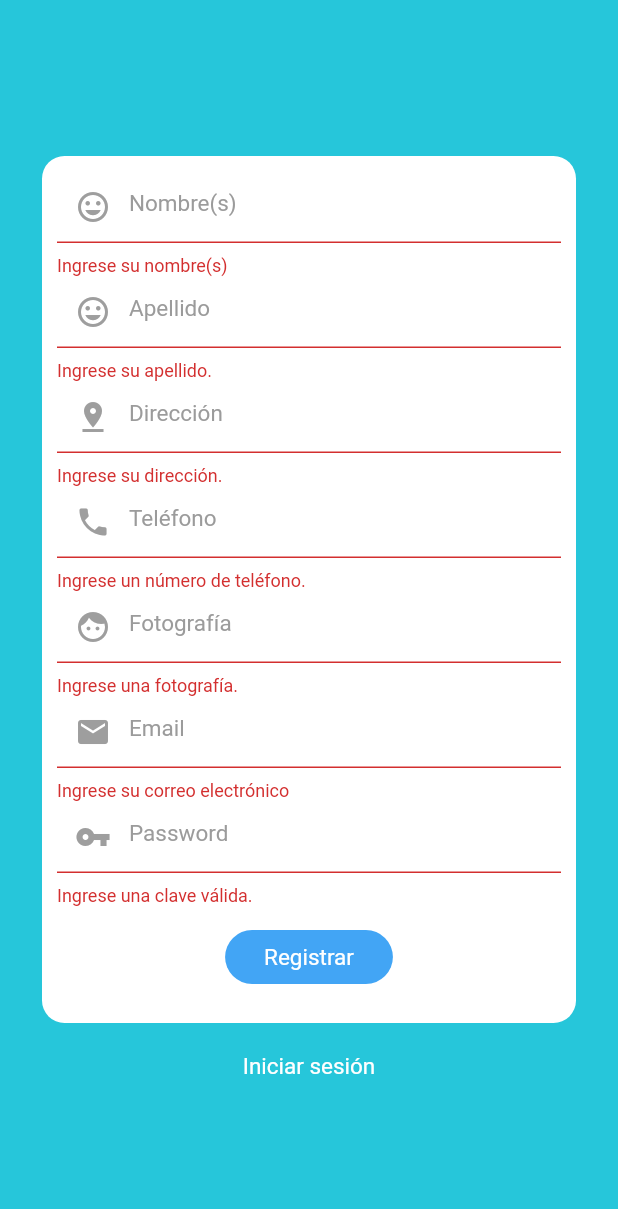
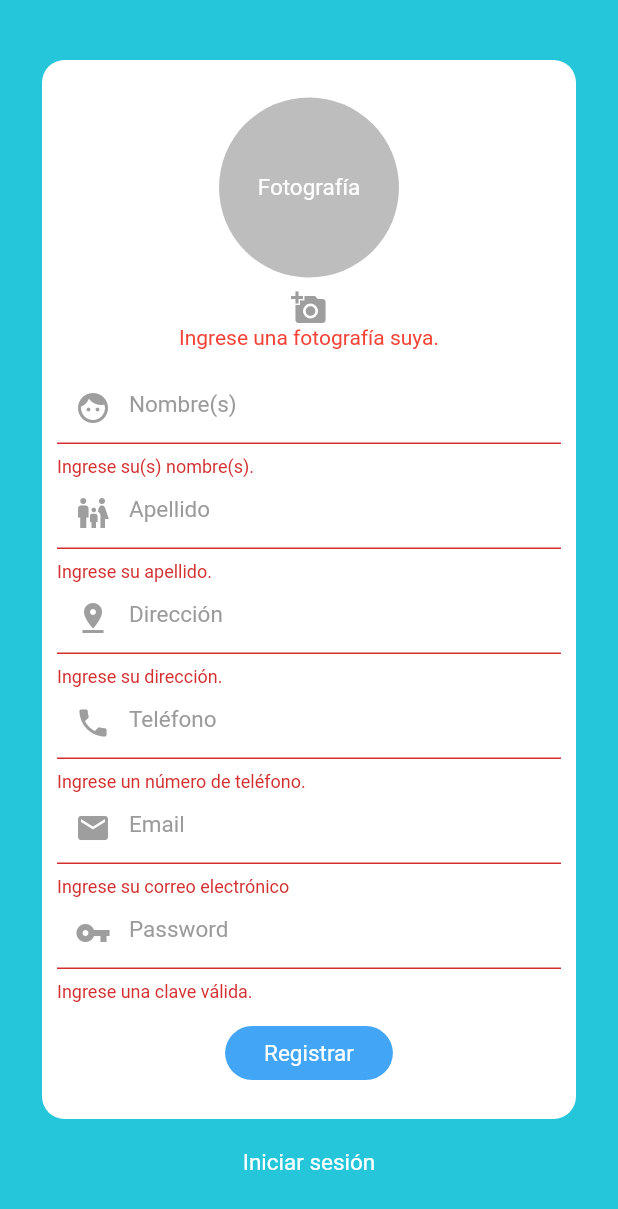
Before and after one commit to mricab/topicos_login, a Flutter app: the Register widget shown alone on an empty page, opened directly, after a tap on "Registrar", on a phone screen of 412 x 824 dp. Shown: the top 1209 px of the screen. Run offline on Flutter 3.47's test engine with Material 2 defaults, Android fonts, the phone set to English and light mode, and no system bars; our stand-ins replace image_picker, shared_preferences; accounts and stored records are empty; network calls fail.

Commit message:
Modified the client's register page to allow the user to pick a picture and show the user's selected picture.

```diff
--- a/flutter_client/lib/screens/home.dart
+++ b/flutter_client/lib/screens/home.dart
@@ -15,7 +15,6 @@ class _HomeState extends State<Home> {
   String address;
   String phone;
   String photo;
-  final String _url = 'http://localhost:8000/';
   @override
   void initState() {
     _loadUserData();
--- a/flutter_client/lib/screens/register.dart
+++ b/flutter_client/lib/screens/register.dart
@@ -4,6 +4,7 @@ import 'package:flutter_client/network_utils/api.dart';
 import 'package:flutter_client/screens/home.dart';
 import 'package:shared_preferences/shared_preferences.dart';
 import 'package:flutter_client/screens/login.dart';
+import 'package:flutter_client/widgets/avatarField.dart';
 
 class Register extends StatefulWidget {
   @override
@@ -46,13 +47,27 @@ class _RegisterState extends State<Register> {
                           child: Column(
                             mainAxisAlignment: MainAxisAlignment.center,
                             children: <Widget>[
+                              Padding(
+                                padding: const EdgeInsets.all(15.0),
+                                child: AvatarFormField(
+                                  context: context,
+                                  autovalidate: false,
+                                  validator: (photoPath) {
+                                    if (photoPath == null) {
+                                      return 'Ingrese una fotografía suya.';
+                                    }
+                                    photo = photoPath;
+                                    return null;
+                                  },
+                                ),
+                              ),
                               TextFormField(
                                 style: TextStyle(color: Color(0xFF000000)),
                                 cursorColor: Color(0xFF9b9b9b),
                                 keyboardType: TextInputType.text,
                                 decoration: InputDecoration(
                                   prefixIcon: Icon(
-                                    Icons.insert_emoticon,
+                                    Icons.face,
                                     color: Colors.grey,
                                   ),
                                   hintText: "Nombre(s)",
@@ -63,7 +78,7 @@ class _RegisterState extends State<Register> {
                                 ),
                                 validator: (firstname) {
                                   if (firstname.isEmpty) {
-                                    return 'Ingrese su nombre(s)';
+                                    return 'Ingrese su(s) nombre(s).';
                                   }
                                   fname = firstname;
                                   return null;
@@ -75,7 +90,7 @@ class _RegisterState extends State<Register> {
                                 keyboardType: TextInputType.text,
                                 decoration: InputDecoration(
                                   prefixIcon: Icon(
-                                    Icons.insert_emoticon,
+                                    Icons.family_restroom,
                                     color: Colors.grey,
                                   ),
                                   hintText: "Apellido",
@@ -135,29 +150,6 @@ class _RegisterState extends State<Register> {
                                     return 'Ingrese un número de teléfono.';
                                   }
                                   phone = phonenumber;
-                                  return null;
-                                },
-                              ),
-                              TextFormField(
-                                style: TextStyle(color: Color(0xFF000000)),
-                                cursorColor: Color(0xFF9b9b9b),
-                                keyboardType: TextInputType.text,
-                                decoration: InputDecoration(
-                                  prefixIcon: Icon(
-                                    Icons.face,
-                                    color: Colors.grey,
-                                  ),
-                                  hintText: "Fotografía",
-                                  hintStyle: TextStyle(
-                                      color: Color(0xFF9b9b9b),
-                                      fontSize: 15,
-                                      fontWeight: FontWeight.normal),
-                                ),
-                                validator: (photoimg) {
-                                  if (photoimg.isEmpty) {
-                                    return 'Ingrese una fotografía.';
-                                  }
-                                  photo = photoimg;
                                   return null;
                                 },
                               ),
--- /dev/null
+++ b/flutter_client/lib/widgets/avatarField.dart
@@ -0,0 +1,90 @@
+import 'package:flutter/material.dart';
+import 'dart:io';
+import 'package:flutter_client/camera_utils/photo.dart';
+
+class AvatarFormField extends FormField<String> {
+  AvatarFormField(
+      {FormFieldSetter<String> onSaved,
+      FormFieldValidator<String> validator,
+      String initialValue,
+      BuildContext context,
+      bool autovalidate = false})
+      : super(
+            onSaved: onSaved,
+            validator: validator,
+            initialValue: initialValue,
+            builder: (FormFieldState<String> state) {
+              var photoMgr = Photo();
+              return Column(
+                children: <Widget>[
+                  InkWell(
+                    onTap: () async {
+                      showModalBottomSheet(
+                        context: context,
+                        builder: ((builder) => Container(
+                              padding: EdgeInsets.all(10),
+                              child: Row(
+                                mainAxisAlignment: MainAxisAlignment.center,
+                                children: <Widget>[
+                                  FlatButton.icon(
+                                      onPressed: () async {
+                                        await photoMgr.getImageFromCamera();
+                                        state.didChange(photoMgr.img.path);
+                                      },
+                                      icon: Icon(Icons.camera),
+                                      label: Text('Camara')),
+                                  FlatButton.icon(
+                                      onPressed: () async {
+                                        await photoMgr.getImageFromGallery();
+                                        state.didChange(photoMgr.img.path);
+                                      },
+                                      icon: Icon(Icons.photo),
+                                      label: Text('Galeria'))
+                                ],
+                              ),
+                            )),
+                      );
+                    },
+                    child: Column(
+                      children: [
+                        (state.value == null)
+                            ? CircleAvatar(
+                                backgroundColor: Colors.grey[400],
+                                child: (state.value == null)
+                                    ? Text(
+                                        'Fotografía',
+                                        style: TextStyle(
+                                            color: Colors.white, fontSize: 15),
+                                      )
+                                    : null,
+                                minRadius: 60,
+                              )
+                            : ClipRRect(
+                                borderRadius: BorderRadius.circular(100),
+                                child: Image.file(
+                                  File(state.value),
+                                  width: 120,
+                                  height: 120,
+                                  fit: BoxFit.cover,
+                                ),
+                              ),
+                        Padding(
+                          padding: const EdgeInsets.only(top: 8.0),
+                          child: Icon(
+                            Icons.add_a_photo,
+                            color: Colors.grey[500],
+                          ),
+                        ),
+                      ],
+                    ),
+                  ),
+                  state.hasError
+                      ? Text(
+                          state.errorText,
+                          style: TextStyle(color: Colors.red),
+                        )
+                      : Container()
+                ],
+              );
+            });
+}
--- a/flutter_client/pubspec.yaml
+++ b/flutter_client/pubspec.yaml
@@ -30,6 +30,7 @@ dependencies:
   cupertino_icons: ^1.0.0
   http: ^0.12.0+4
   shared_preferences: ^0.5.6+1
+  image_picker: ^0.6.7+17
 
 dev_dependencies:
   flutter_test:
@@ -47,7 +48,8 @@ flutter:
   uses-material-design: true
 
   # To add assets to your application, add an assets section, like this:
-  # assets:
+  assets:
+    - assets/
   #   - images/a_dot_burr.jpeg
   #   - images/a_dot_ham.jpeg
 
```
Also changed, not shown: flutter_client/lib/camera_utils/photo.dart (added, +41 -0 lines), flutter_client/assets/fruta.jpg (added), flutter_client/pubspec.lock, 4 other files.
